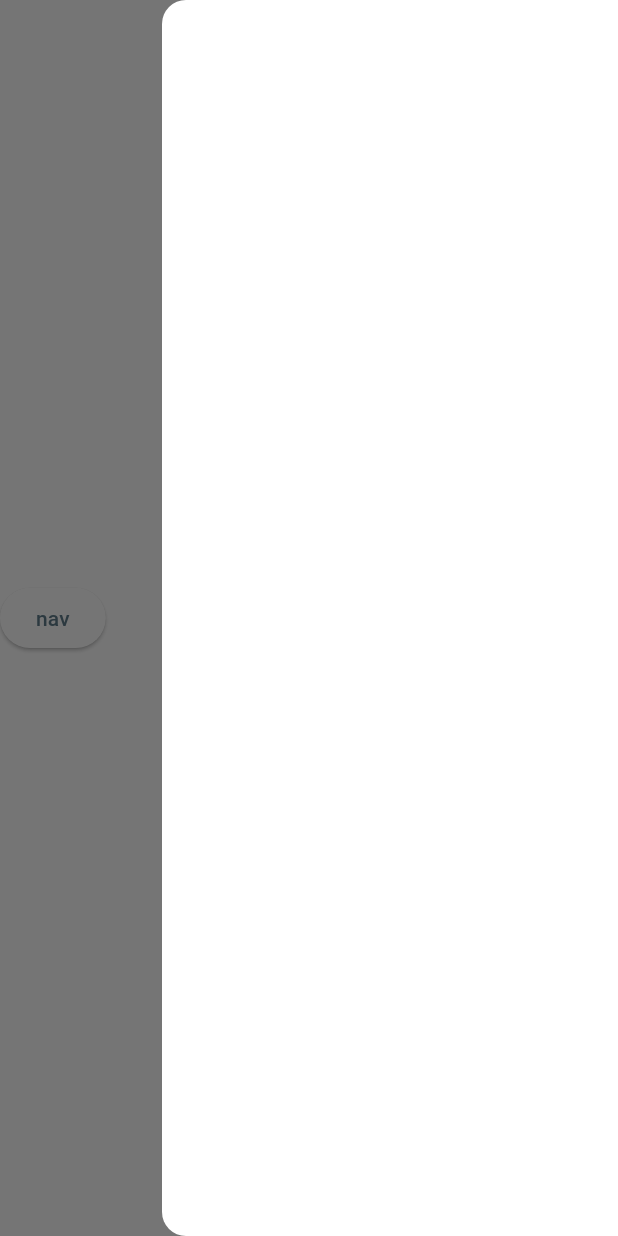
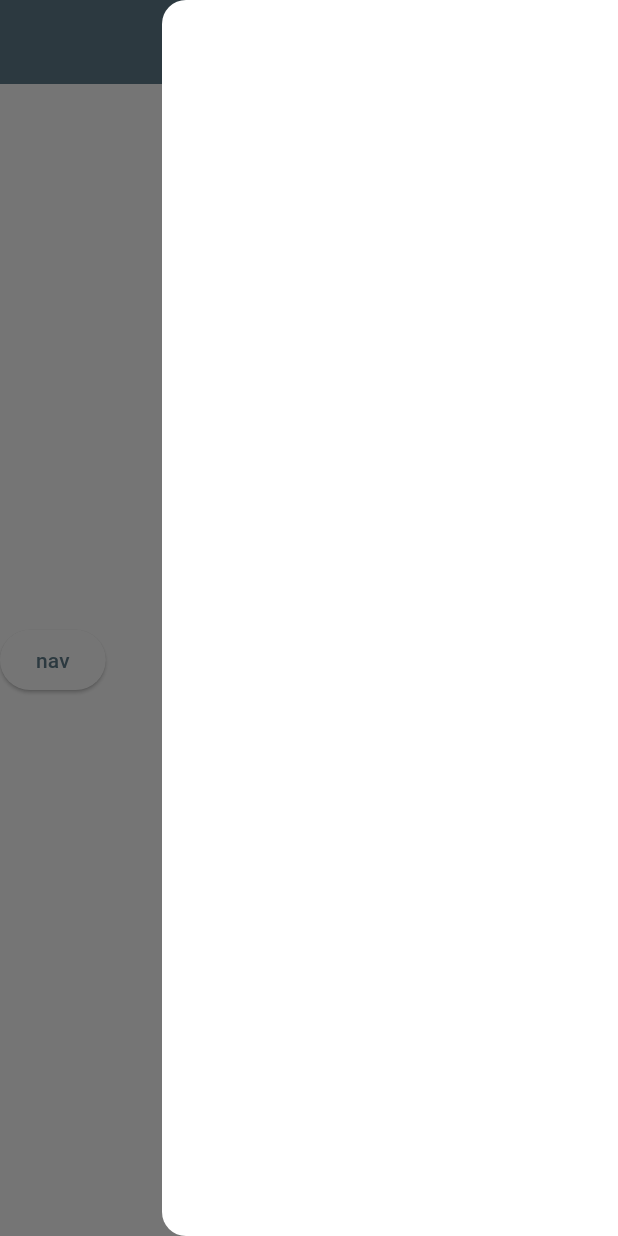
Before and after one commit to pheonixeye/doctor_mobile_admin_panel, a Flutter app: the AppPage screen opened by its route, with the side drawer open, on a phone screen of 412 x 824 dp. Run offline on Flutter 3.47's test engine with Material 3 defaults, Android fonts, the phone set to English and light mode, and no system bars; our stand-ins replace email_validator, equatable, go_router, pocketbase, shared_preferences; accounts and stored records are empty.

Commit message:
minor ui addition to app page - to work on navigation structure

```diff
--- a/lib/pages/app_page/app_page.dart
+++ b/lib/pages/app_page/app_page.dart
@@ -7,6 +7,11 @@ class AppPage extends StatelessWidget {
   @override
   Widget build(BuildContext context) {
     return Scaffold(
+      appBar: AppBar(
+        title: Text('Admin Panel'),
+        centerTitle: true,
+      ),
+      drawer: Drawer(),
       body: Column(
         mainAxisAlignment: MainAxisAlignment.center,
         children: [
--- a/lib/pages/shell_page/shell_page.dart
+++ b/lib/pages/shell_page/shell_page.dart
@@ -7,7 +7,6 @@ class ShellPage extends StatelessWidget {
   @override
   Widget build(BuildContext context) {
     return Scaffold(
-      drawer: Drawer(),
       body: child,
     );
   }
```
